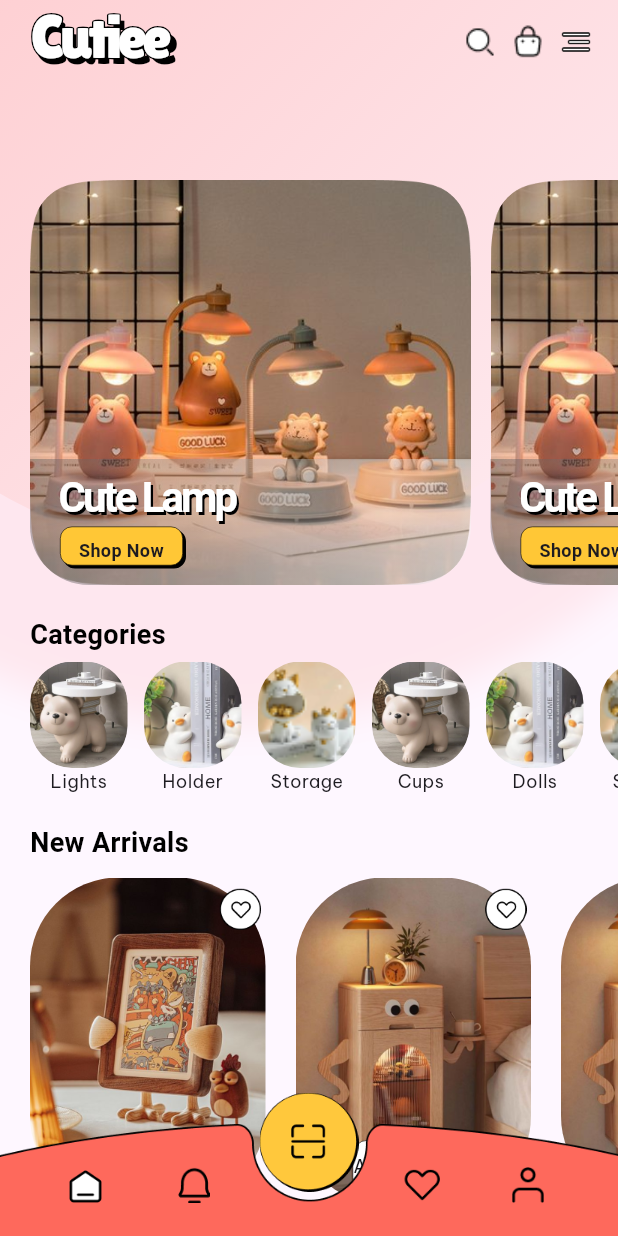
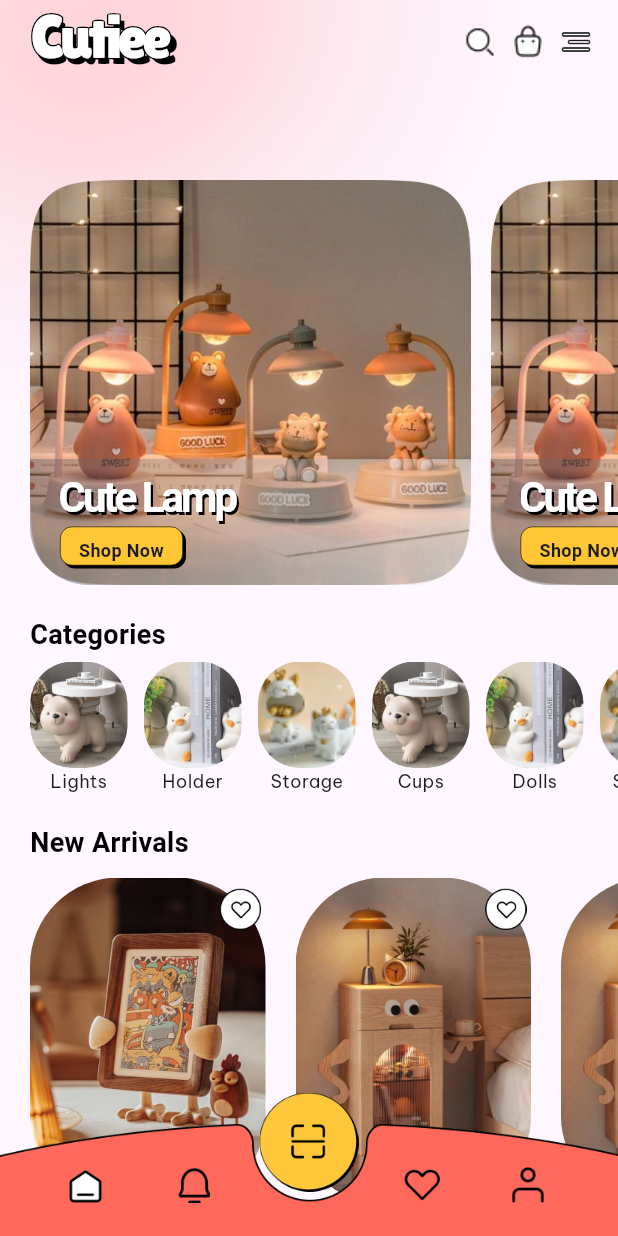
Before and after one commit to FadhilAbdulla/Cutiee-ShoppingApp-Flutter, a Flutter app: the HomePage screen opened by its route, on a phone screen of 412 x 824 dp. Run offline on Flutter 3.47's test engine with Material 3 defaults, Android fonts, the light colour scheme and no system bars; our stand-ins replace google_fonts; Roboto replaces fonts that are missing (Manjari).

Commit message:
Fixed Colour issues

```diff
--- a/lib/Components/DefaultHeader.dart
+++ b/lib/Components/DefaultHeader.dart
@@ -8,6 +8,10 @@ class DefaultHeader extends StatefulWidget {
 }
 
 class _DefaultHeaderState extends State<DefaultHeader> {
+  void NavigateToHome() {
+    Navigator.of(context).pushReplacementNamed('/home');
+  }
+
   @override
   Widget build(BuildContext context) {
     return Container(
@@ -15,7 +19,9 @@ class _DefaultHeaderState extends State<DefaultHeader> {
       child: Row(
         mainAxisAlignment: MainAxisAlignment.spaceBetween,
         children: [
-          Stack(
+          InkWell(
+            onTap: NavigateToHome,
+            child: Stack(
               children: <Widget>[
                 Container(
                   height: 57,
@@ -66,6 +72,7 @@ class _DefaultHeaderState extends State<DefaultHeader> {
                 // Solid text as fill.
               ],
             ),
+          ),
           Container(
             width: 88,
             child: Row(
--- /dev/null
+++ b/lib/Components/HomePageBlurContainer.dart
@@ -0,0 +1,26 @@
+import 'package:flutter/material.dart';
+
+class HomePageBlurContainer extends StatefulWidget {
+  const HomePageBlurContainer({super.key});
+  @override
+  State<HomePageBlurContainer> createState() => _HomePageBlurContainerState();
+}
+
+class _HomePageBlurContainerState extends State<HomePageBlurContainer> {
+  @override
+  Widget build(BuildContext context) {
+    return Container(
+      height: 390,
+      width: 390,
+      decoration: const BoxDecoration(
+        shape: BoxShape.circle,
+        boxShadow: [
+          BoxShadow(
+              blurRadius: 210,
+              spreadRadius: 1,
+              color: Color.fromRGBO(255, 94, 94, 0.29))
+        ],
+      ),
+    );
+  }
+}
--- a/lib/Components/NewArivalComponent.dart
+++ b/lib/Components/NewArivalComponent.dart
@@ -51,7 +51,8 @@ class _NewArivalComponentState extends State<NewArivalComponent> {
                       height: 28,
                       width: 28,
                     )),
-                Positioned(
+                widget.haveAddToCart
+                    ? Positioned(
                         top: 175,
                         left: 38,
                         child: Container(
@@ -66,7 +67,8 @@ class _NewArivalComponentState extends State<NewArivalComponent> {
                               Text("ADD",
                                   style: GoogleFonts.beVietnamPro(
                                     textStyle: TextStyle(
-                                    fontSize: 12, fontWeight: FontWeight.w400),
+                                        fontSize: 12,
+                                        fontWeight: FontWeight.w400),
                                   )),
                               Container(
                                 decoration: BoxDecoration(
@@ -81,7 +83,8 @@ class _NewArivalComponentState extends State<NewArivalComponent> {
                               )
                             ],
                           ),
-                    )),
+                        ))
+                    : Container(),
               ],
             ),
           ),
--- a/lib/Pages/HomePage.dart
+++ b/lib/Pages/HomePage.dart
@@ -5,6 +5,7 @@ import '../Components/CustomNavigationBar.dart';
 import '../Components/DefaultHeader.dart';
 import '../Components/NewArivalComponent.dart';
 import '../Components/HeaderComponent.dart';
+import '../Components/HomePageBlurContainer.dart';
 import 'dart:ui';
 
 class HomePage extends StatefulWidget {
@@ -46,6 +47,11 @@ class _HomePageState extends State<HomePage> {
       "Price": "Rs.800"
     },
   ];
+
+  void NavigateToNavigationPage() {
+    Navigator.of(context).pushReplacementNamed('/newarrivals');
+  }
+
   @override
   Widget build(BuildContext context) {
     return Scaffold(
@@ -58,35 +64,7 @@ class _HomePageState extends State<HomePage> {
       ),
       body: Stack(
         children: [
-          Positioned(
-              left: -152,
-              top: -243,
-              child: BackdropFilter(
-                  filter: ImageFilter.blur(sigmaX: 5.0, sigmaY: 5.0),
-                  child: Container(
-                    height: 614,
-                    width: 614,
-                    decoration: BoxDecoration(
-                        gradient: LinearGradient(
-                            begin: Alignment.topLeft,
-                            end: Alignment.bottomRight,
-                            colors: [
-                              // Color.fromRGBO(255, 198, 54, 0.57),
-                              Color.fromRGBO(254, 105, 92, 1),
-                              Colors.white,
-                            ]),
-                        boxShadow: [
-                          BoxShadow(
-                            color: const Color.fromRGBO(255, 94, 94, 0.29)
-                                .withOpacity(0.10),
-                            spreadRadius: 100,
-                            blurRadius: 20,
-                            offset: Offset(0, 12), // changes position of shadow
-                          ),
-                        ],
-                        shape: BoxShape.circle,
-                        color: Color.fromRGBO(255, 94, 94, 0.29)),
-                  ))),
+          Positioned(left: -152, top: -243, child: HomePageBlurContainer()),
           Positioned.fill(
             child: SingleChildScrollView(
               padding: EdgeInsets.fromLTRB(
@@ -157,13 +135,16 @@ class _HomePageState extends State<HomePage> {
                       ),
                     ),
                     SizedBox(height: 20),
-                    Text(
+                    InkWell(
+                      onTap: NavigateToNavigationPage,
+                      child: Text(
                         "New Arrivals",
                         style: GoogleFonts.manjari(
                           textStyle: TextStyle(
                               fontSize: 18,
                               fontWeight: FontWeight.w700,
                               color: Colors.black),
+                        ),
                       ),
                     ),
                     Container(
```
Also changed, not shown: lib/Pages/NewArrivals.dart (+3 -29 lines), lib/Pages/SplashScreen.dart (+16 -34 lines). Lines whose indentation alone changed are shown as unchanged.
